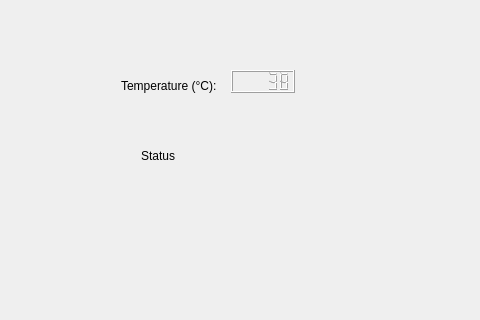
This is software/raspberrypi_video/Sucelje.ui in laboratory107/LeptonModule as Qt 5 draws it before an edit; both pictures show x 799 to 1279 and y 0 to 320 of the 1279 by 582 pixel window. The edited form follows.
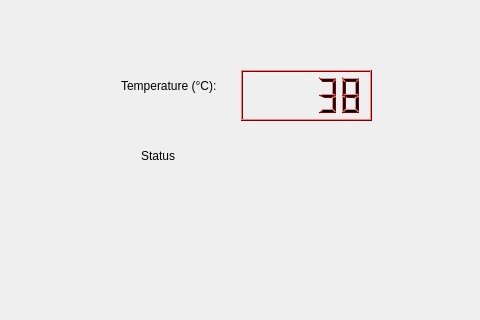
This is the edited form. Icons and pictures are not drawn.

The edit to the form file:
```diff
--- a/software/raspberrypi_video/Sucelje.ui
+++ b/software/raspberrypi_video/Sucelje.ui
@@ -42,17 +42,464 @@
   <widget class="QLCDNumber" name="lcdNumber">
    <property name="geometry">
     <rect>
-     <x>1030</x>
+     <x>1040</x>
      <y>70</y>
-     <width>64</width>
-     <height>23</height>
+     <width>131</width>
+     <height>51</height>
     </rect>
    </property>
+   <property name="palette">
+    <palette>
+     <active>
+      <colorrole role="WindowText">
+       <brush brushstyle="SolidPattern">
+        <color alpha="255">
+         <red>0</red>
+         <green>0</green>
+         <blue>0</blue>
+        </color>
+       </brush>
+      </colorrole>
+      <colorrole role="Button">
+       <brush brushstyle="SolidPattern">
+        <color alpha="255">
+         <red>255</red>
+         <green>0</green>
+         <blue>0</blue>
+        </color>
+       </brush>
+      </colorrole>
+      <colorrole role="Light">
+       <brush brushstyle="SolidPattern">
+        <color alpha="255">
+         <red>255</red>
+         <green>127</green>
+         <blue>127</blue>
+        </color>
+       </brush>
+      </colorrole>
+      <colorrole role="Midlight">
+       <brush brushstyle="SolidPattern">
+        <color alpha="255">
+         <red>255</red>
+         <green>63</green>
+         <blue>63</blue>
+        </color>
+       </brush>
+      </colorrole>
+      <colorrole role="Dark">
+       <brush brushstyle="SolidPattern">
+        <color alpha="255">
+         <red>127</red>
+         <green>0</green>
+         <blue>0</blue>
+        </color>
+       </brush>
+      </colorrole>
+      <colorrole role="Mid">
+       <brush brushstyle="SolidPattern">
+        <color alpha="255">
+         <red>170</red>
+         <green>0</green>
+         <blue>0</blue>
+        </color>
+       </brush>
+      </colorrole>
+      <colorrole role="Text">
+       <brush brushstyle="SolidPattern">
+        <color alpha="255">
+         <red>0</red>
+         <green>0</green>
+         <blue>0</blue>
+        </color>
+       </brush>
+      </colorrole>
+      <colorrole role="BrightText">
+       <brush brushstyle="SolidPattern">
+        <color alpha="255">
+         <red>255</red>
+         <green>255</green>
+         <blue>255</blue>
+        </color>
+       </brush>
+      </colorrole>
+      <colorrole role="ButtonText">
+       <brush brushstyle="SolidPattern">
+        <color alpha="255">
+         <red>0</red>
+         <green>0</green>
+         <blue>0</blue>
+        </color>
+       </brush>
+      </colorrole>
+      <colorrole role="Base">
+       <brush brushstyle="SolidPattern">
+        <color alpha="255">
+         <red>255</red>
+         <green>255</green>
+         <blue>255</blue>
+        </color>
+       </brush>
+      </colorrole>
+      <colorrole role="Window">
+       <brush brushstyle="SolidPattern">
+        <color alpha="255">
+         <red>255</red>
+         <green>0</green>
+         <blue>0</blue>
+        </color>
+       </brush>
+      </colorrole>
+      <colorrole role="Shadow">
+       <brush brushstyle="SolidPattern">
+        <color alpha="255">
+         <red>0</red>
+         <green>0</green>
+         <blue>0</blue>
+        </color>
+       </brush>
+      </colorrole>
+      <colorrole role="AlternateBase">
+       <brush brushstyle="SolidPattern">
+        <color alpha="255">
+         <red>255</red>
+         <green>127</green>
+         <blue>127</blue>
+        </color>
+       </brush>
+      </colorrole>
+      <colorrole role="ToolTipBase">
+       <brush brushstyle="SolidPattern">
+        <color alpha="255">
+         <red>255</red>
+         <green>255</green>
+         <blue>220</blue>
+        </color>
+       </brush>
+      </colorrole>
+      <colorrole role="ToolTipText">
+       <brush brushstyle="SolidPattern">
+        <color alpha="255">
+         <red>0</red>
+         <green>0</green>
+         <blue>0</blue>
+        </color>
+       </brush>
+      </colorrole>
+      <colorrole role="PlaceholderText">
+       <brush brushstyle="SolidPattern">
+        <color alpha="128">
+         <red>0</red>
+         <green>0</green>
+         <blue>0</blue>
+        </color>
+       </brush>
+      </colorrole>
+     </active>
+     <inactive>
+      <colorrole role="WindowText">
+       <brush brushstyle="SolidPattern">
+        <color alpha="255">
+         <red>0</red>
+         <green>0</green>
+         <blue>0</blue>
+        </color>
+       </brush>
+      </colorrole>
+      <colorrole role="Button">
+       <brush brushstyle="SolidPattern">
+        <color alpha="255">
+         <red>255</red>
+         <green>0</green>
+         <blue>0</blue>
+        </color>
+       </brush>
+      </colorrole>
+      <colorrole role="Light">
+       <brush brushstyle="SolidPattern">
+        <color alpha="255">
+         <red>255</red>
+         <green>127</green>
+         <blue>127</blue>
+        </color>
+       </brush>
+      </colorrole>
+      <colorrole role="Midlight">
+       <brush brushstyle="SolidPattern">
+        <color alpha="255">
+         <red>255</red>
+         <green>63</green>
+         <blue>63</blue>
+        </color>
+       </brush>
+      </colorrole>
+      <colorrole role="Dark">
+       <brush brushstyle="SolidPattern">
+        <color alpha="255">
+         <red>127</red>
+         <green>0</green>
+         <blue>0</blue>
+        </color>
+       </brush>
+      </colorrole>
+      <colorrole role="Mid">
+       <brush brushstyle="SolidPattern">
+        <color alpha="255">
+         <red>170</red>
+         <green>0</green>
+         <blue>0</blue>
+        </color>
+       </brush>
+      </colorrole>
+      <colorrole role="Text">
+       <brush brushstyle="SolidPattern">
+        <color alpha="255">
+         <red>0</red>
+         <green>0</green>
+         <blue>0</blue>
+        </color>
+       </brush>
+      </colorrole>
+      <colorrole role="BrightText">
+       <brush brushstyle="SolidPattern">
+        <color alpha="255">
+         <red>255</red>
+         <green>255</green>
+         <blue>255</blue>
+        </color>
+       </brush>
+      </colorrole>
+      <colorrole role="ButtonText">
+       <brush brushstyle="SolidPattern">
+        <color alpha="255">
+         <red>0</red>
+         <green>0</green>
+         <blue>0</blue>
+        </color>
+       </brush>
+      </colorrole>
+      <colorrole role="Base">
+       <brush brushstyle="SolidPattern">
+        <color alpha="255">
+         <red>255</red>
+         <green>255</green>
+         <blue>255</blue>
+        </color>
+       </brush>
+      </colorrole>
+      <colorrole role="Window">
+       <brush brushstyle="SolidPattern">
+        <color alpha="255">
+         <red>255</red>
+         <green>0</green>
+         <blue>0</blue>
+        </color>
+       </brush>
+      </colorrole>
+      <colorrole role="Shadow">
+       <brush brushstyle="SolidPattern">
+        <color alpha="255">
+         <red>0</red>
+         <green>0</green>
+         <blue>0</blue>
+        </color>
+       </brush>
+      </colorrole>
+      <colorrole role="AlternateBase">
+       <brush brushstyle="SolidPattern">
+        <color alpha="255">
+         <red>255</red>
+         <green>127</green>
+         <blue>127</blue>
+        </color>
+       </brush>
+      </colorrole>
+      <colorrole role="ToolTipBase">
+       <brush brushstyle="SolidPattern">
+        <color alpha="255">
+         <red>255</red>
+         <green>255</green>
+         <blue>220</blue>
+        </color>
+       </brush>
+      </colorrole>
+      <colorrole role="ToolTipText">
+       <brush brushstyle="SolidPattern">
+        <color alpha="255">
+         <red>0</red>
+         <green>0</green>
+         <blue>0</blue>
+        </color>
+       </brush>
+      </colorrole>
+      <colorrole role="PlaceholderText">
+       <brush brushstyle="SolidPattern">
+        <color alpha="128">
+         <red>0</red>
+         <green>0</green>
+         <blue>0</blue>
+        </color>
+       </brush>
+      </colorrole>
+     </inactive>
+     <disabled>
+      <colorrole role="WindowText">
+       <brush brushstyle="SolidPattern">
+        <color alpha="255">
+         <red>127</red>
+         <green>0</green>
+         <blue>0</blue>
+        </color>
+       </brush>
+      </colorrole>
+      <colorrole role="Button">
+       <brush brushstyle="SolidPattern">
+        <color alpha="255">
+         <red>255</red>
+         <green>0</green>
+         <blue>0</blue>
+        </color>
+       </brush>
+      </colorrole>
+      <colorrole role="Light">
+       <brush brushstyle="SolidPattern">
+        <color alpha="255">
+         <red>255</red>
+         <green>127</green>
+         <blue>127</blue>
+        </color>
+       </brush>
+      </colorrole>
+      <colorrole role="Midlight">
+       <brush brushstyle="SolidPattern">
+        <color alpha="255">
+         <red>255</red>
+         <green>63</green>
+         <blue>63</blue>
+        </color>
+       </brush>
+      </colorrole>
+      <colorrole role="Dark">
+       <brush brushstyle="SolidPattern">
+        <color alpha="255">
+         <red>127</red>
+         <green>0</green>
+         <blue>0</blue>
+        </color>
+       </brush>
+      </colorrole>
+      <colorrole role="Mid">
+       <brush brushstyle="SolidPattern">
+        <color alpha="255">
+         <red>170</red>
+         <green>0</green>
+         <blue>0</blue>
+        </color>
+       </brush>
+      </colorrole>
+      <colorrole role="Text">
+       <brush brushstyle="SolidPattern">
+        <color alpha="255">
+         <red>127</red>
+         <green>0</green>
+         <blue>0</blue>
+        </color>
+       </brush>
+      </colorrole>
+      <colorrole role="BrightText">
+       <brush brushstyle="SolidPattern">
+        <color alpha="255">
+         <red>255</red>
+         <green>255</green>
+         <blue>255</blue>
+        </color>
+       </brush>
+      </colorrole>
+      <colorrole role="ButtonText">
+       <brush brushstyle="SolidPattern">
+        <color alpha="255">
+         <red>127</red>
+         <green>0</green>
+         <blue>0</blue>
+        </color>
+       </brush>
+      </colorrole>
+      <colorrole role="Base">
+       <brush brushstyle="SolidPattern">
+        <color alpha="255">
+         <red>255</red>
+         <green>0</green>
+         <blue>0</blue>
+        </color>
+       </brush>
+      </colorrole>
+      <colorrole role="Window">
+       <brush brushstyle="SolidPattern">
+        <color alpha="255">
+         <red>255</red>
+         <green>0</green>
+         <blue>0</blue>
+        </color>
+       </brush>
+      </colorrole>
+      <colorrole role="Shadow">
+       <brush brushstyle="SolidPattern">
+        <color alpha="255">
+         <red>0</red>
+         <green>0</green>
+         <blue>0</blue>
+        </color>
+       </brush>
+      </colorrole>
+      <colorrole role="AlternateBase">
+       <brush brushstyle="SolidPattern">
+        <color alpha="255">
+         <red>255</red>
+         <green>0</green>
+         <blue>0</blue>
+        </color>
+       </brush>
+      </colorrole>
+      <colorrole role="ToolTipBase">
+       <brush brushstyle="SolidPattern">
+        <color alpha="255">
+         <red>255</red>
+         <green>255</green>
+         <blue>220</blue>
+        </color>
+       </brush>
+      </colorrole>
+      <colorrole role="ToolTipText">
+       <brush brushstyle="SolidPattern">
+        <color alpha="255">
+         <red>0</red>
+         <green>0</green>
+         <blue>0</blue>
+        </color>
+       </brush>
+      </colorrole>
+      <colorrole role="PlaceholderText">
+       <brush brushstyle="SolidPattern">
+        <color alpha="128">
+         <red>0</red>
+         <green>0</green>
+         <blue>0</blue>
+        </color>
+       </brush>
+      </colorrole>
+     </disabled>
+    </palette>
+   </property>
+   <property name="font">
+    <font>
+     <pointsize>16</pointsize>
+    </font>
+   </property>
    <property name="smallDecimalPoint">
     <bool>true</bool>
    </property>
    <property name="value" stdset="0">
-    <double>37.500000000000000</double>
+    <double>38.000000000000000</double>
    </property>
    <property name="intValue" stdset="0">
     <number>38</number>
```
